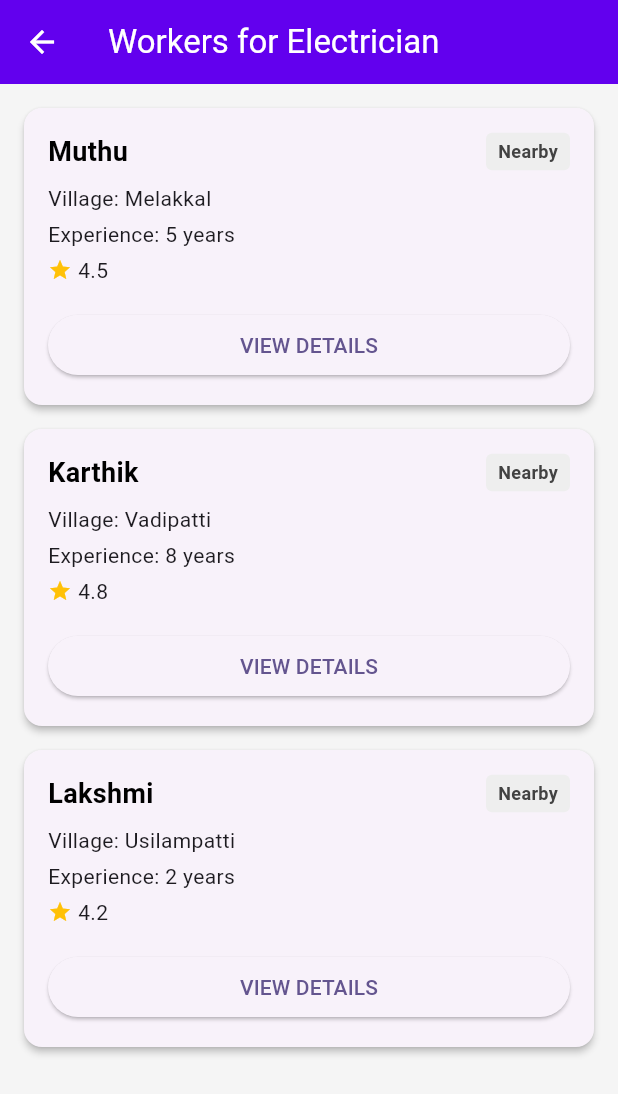
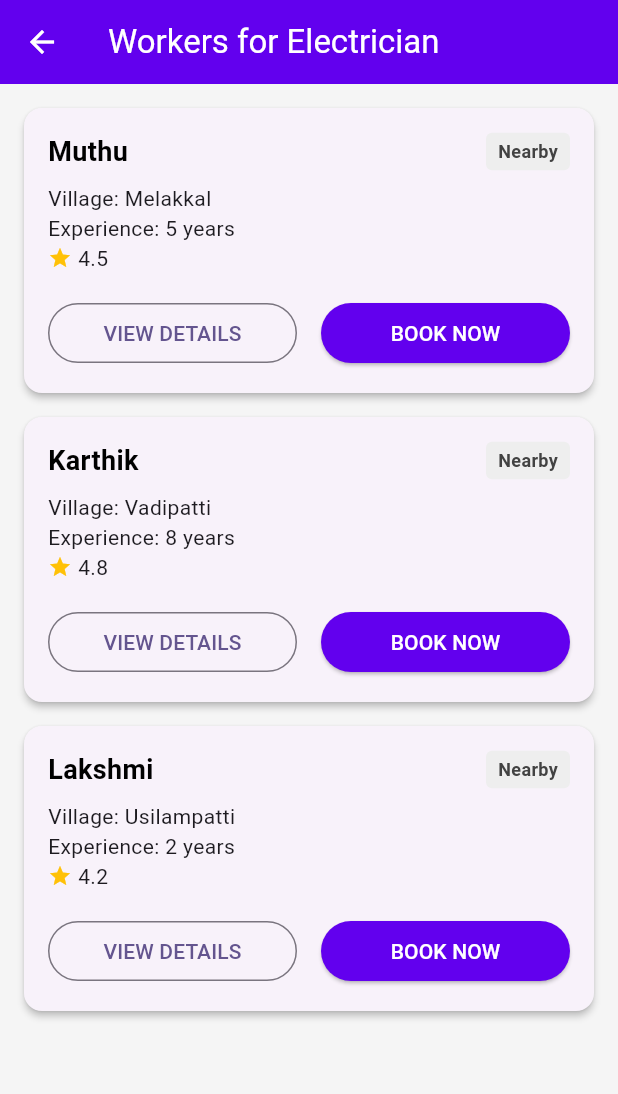
Before and after one commit to ajiskum/v_serve_flutter, a Flutter app: the WorkerListScreen screen opened directly with sample values from the repository, on a phone screen of 412 x 824 dp. Shown: the top 1094 px of the screen. Run offline on Flutter 3.47's test engine with Material 3 defaults, Android fonts, the phone set to English and light mode, and no system bars.

Commit message:
Implement Phase 4: Booking System and Worker Notification

```diff
--- a/lib/mock_data/service_requests.dart
+++ b/lib/mock_data/service_requests.dart
@@ -1,14 +1,14 @@
 import '../models/service_request.dart';
 
-final List<ServiceRequest> mockServiceRequests = [
+List<ServiceRequest> mockServiceRequests = [
   ServiceRequest(
     id: 'sr1',
     userId: 'u1',
     workerId: 'w1',
     serviceId: 's1',
     status: 'completed',
-    createdAt: DateTime.now().subtract(Duration(days: 2)),
-    completedAt: DateTime.now().subtract(Duration(days: 1)),
+    createdAt: DateTime.now().subtract(const Duration(days: 2)),
+    completedAt: DateTime.now().subtract(const Duration(days: 1)),
     notes: 'Fixed leakage in kitchen',
   ),
   ServiceRequest(
@@ -17,6 +17,10 @@ final List<ServiceRequest> mockServiceRequests = [
     workerId: 'w2',
     serviceId: 's4',
     status: 'pending',
-    createdAt: DateTime.now().subtract(Duration(hours: 4)),
+    createdAt: DateTime.now().subtract(const Duration(hours: 4)),
   ),
 ];
+
+void addServiceRequest(ServiceRequest request) {
+  mockServiceRequests.add(request);
+}
--- a/lib/screens/worker_list_screen.dart
+++ b/lib/screens/worker_list_screen.dart
@@ -3,9 +3,11 @@ import '../utils/constants.dart';
 import '../utils/session.dart';
 import '../mock_data/workers.dart';
 import '../mock_data/villages.dart';
+import '../mock_data/service_requests.dart';
 import '../models/service.dart';
 import '../models/worker.dart';
 import '../models/village.dart';
+import '../models/service_request.dart';
 
 class WorkerListScreen extends StatelessWidget {
   const WorkerListScreen({super.key});
@@ -15,6 +17,34 @@ class WorkerListScreen extends StatelessWidget {
       context,
       '/worker_detail',
       arguments: worker,
+    );
+  }
+
+  void _bookWorker(BuildContext context, Worker worker, Service service) {
+    if (Session.currentUser == null) {
+      ScaffoldMessenger.of(context).showSnackBar(
+        const SnackBar(content: Text('Please login to book a service')),
+      );
+      return;
+    }
+
+    final newRequest = ServiceRequest(
+      id: 'sr-${DateTime.now().millisecondsSinceEpoch}',
+      userId: Session.currentUser.id,
+      workerId: worker.id,
+      serviceId: service.id,
+      createdAt: DateTime.now(),
+      status: 'pending',
+    );
+
+    addServiceRequest(newRequest);
+
+    ScaffoldMessenger.of(context).showSnackBar(
+      SnackBar(
+        content: Text('Request sent to ${worker.name}!'),
+        backgroundColor: Colors.green,
+        duration: const Duration(seconds: 2),
+      ),
     );
   }
 
@@ -30,28 +60,7 @@ class WorkerListScreen extends StatelessWidget {
 
     // 1. Filter by Skill & Availability
     final skilledWorkers = mockWorkers.where((w) {
-      // Simple string matching for skill. In real app, use IDs.
-      // Our mock categories map to skills (e.g. Plumbing -> Plumbing)
-      // Service names might not exactly match categories, but for this Phase 2 requirement
-      // we filter simply. Let's assume workers have broad skills like "Plumbing".
-      // We will check if any of the worker's skills match the service name loosely or category.
-      // For simplicity in Phase 2, let's assume specific skills are mapped.
-
-      // Better approach: Since we don't have category name passed here easily without lookup,
-      // and Worker skills are strings like "Plumbing".
-      // Let's match if any of the worker's skills is contained in the Service Name
-      // OR if the Service Name is contained in skills.
-      // (User requested: "Worker Filter Logic... Show workers...")
-
-      // Allow all for now if no match found, for testing.
-      // But let's try to be specific:
-      // Worker skills: ['Plumbing', 'Electrical'], ['Carpenter']
-      // Service Name: 'Pipe Repair' (Category: Plumbing).
-
-      // Ideally we should pass Category Name from previous screen to filter skills accurately.
-      // But let's do a loose matching on skills vs service name for this mock.
-      // Or better, let's just show ALL available workers for the browsing flow demo if no direct match.
-
+      // Loose matching for demo purposes as discussed in Phase 2
       return w.isAvailable;
     }).toList();
 
@@ -100,28 +109,45 @@ class WorkerListScreen extends StatelessWidget {
                           mainAxisAlignment: MainAxisAlignment.spaceBetween,
                           children: [
                             Text(worker.name, style: AppTextStyles.subHeading),
+                            if (isSameVillage)
                               Container(
                                 padding: const EdgeInsets.symmetric(horizontal: 8, vertical: 4),
                                 decoration: BoxDecoration(
-                                color: isSameVillage ? Colors.green[100] : Colors.grey[200],
+                                  color: Colors.green[100],
                                   borderRadius: BorderRadius.circular(4),
                                 ),
                                 child: Text(
-                                isSameVillage ? 'Your Village' : 'Nearby',
+                                  'Your Village',
                                   style: TextStyle(
                                     fontSize: 12,
-                                  color: isSameVillage ? Colors.green[800] : Colors.grey[800],
+                                    color: Colors.green[800],
+                                    fontWeight: FontWeight.bold,
+                                  ),
+                                ),
+                              )
+                            else
+                               Container(
+                                padding: const EdgeInsets.symmetric(horizontal: 8, vertical: 4),
+                                decoration: BoxDecoration(
+                                  color: Colors.grey[200],
+                                  borderRadius: BorderRadius.circular(4),
+                                ),
+                                child: Text(
+                                  'Nearby',
+                                  style: TextStyle(
+                                    fontSize: 12,
+                                    color: Colors.grey[800],
                                     fontWeight: FontWeight.bold,
                                   ),
                                 ),
                               ),
+
+
                           ],
                         ),
                         const SizedBox(height: 8),
                         Text('Village: ${_getVillageName(worker.villageId)}'),
-                        const SizedBox(height: 4),
                         Text('Experience: ${worker.experience} years'),
-                        const SizedBox(height: 4),
                         Row(
                           children: [
                             const Icon(Icons.star, size: 16, color: Colors.amber),
@@ -130,12 +156,26 @@ class WorkerListScreen extends StatelessWidget {
                           ],
                         ),
                         const SizedBox(height: 16),
-                        SizedBox(
-                          width: double.infinity,
-                          child: ElevatedButton(
+                        Row(
+                          children: [
+                            Expanded(
+                              child: OutlinedButton(
                                 onPressed: () => _navigateToDetail(context, worker),
                                 child: const Text('VIEW DETAILS'),
                               ),
+                            ),
+                            const SizedBox(width: 16),
+                            Expanded(
+                              child: ElevatedButton(
+                                onPressed: () => _bookWorker(context, worker, service),
+                                style: ElevatedButton.styleFrom(
+                                  backgroundColor: AppColors.primary,
+                                  foregroundColor: Colors.white,
+                                ),
+                                child: const Text('BOOK NOW'),
+                              ),
+                            ),
+                          ],
                         ),
                       ],
                     ),
```
Also changed, not shown: lib/screens/worker_home_screen.dart (+102 -23 lines). Lines whose indentation alone changed are shown as unchanged.
